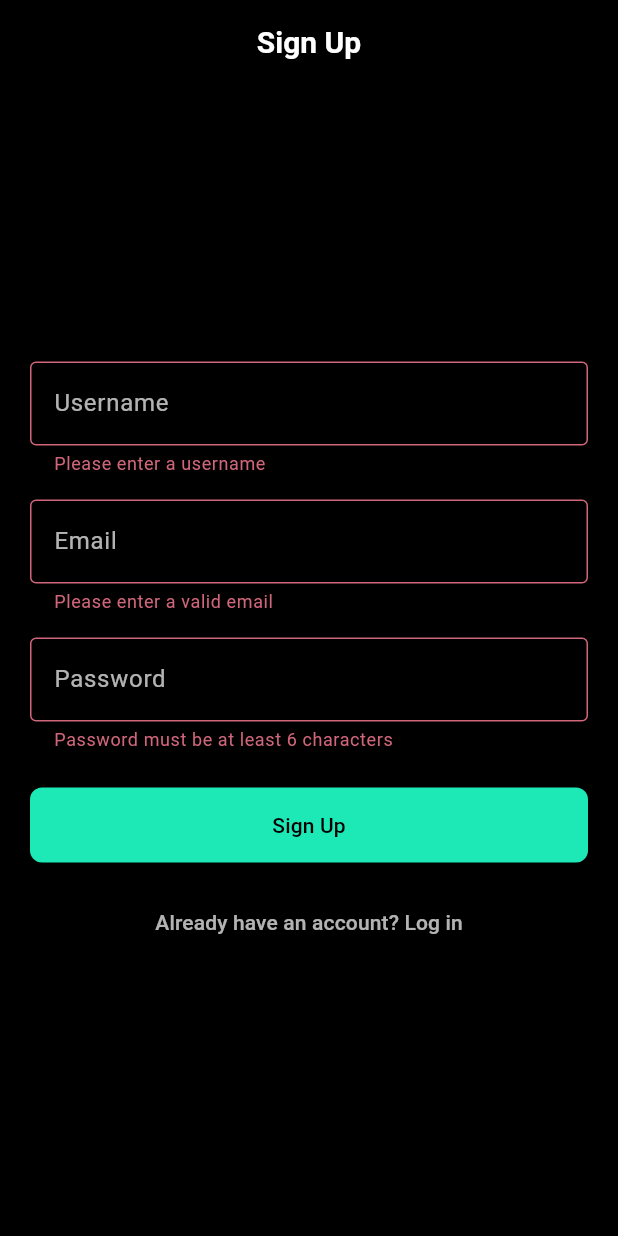
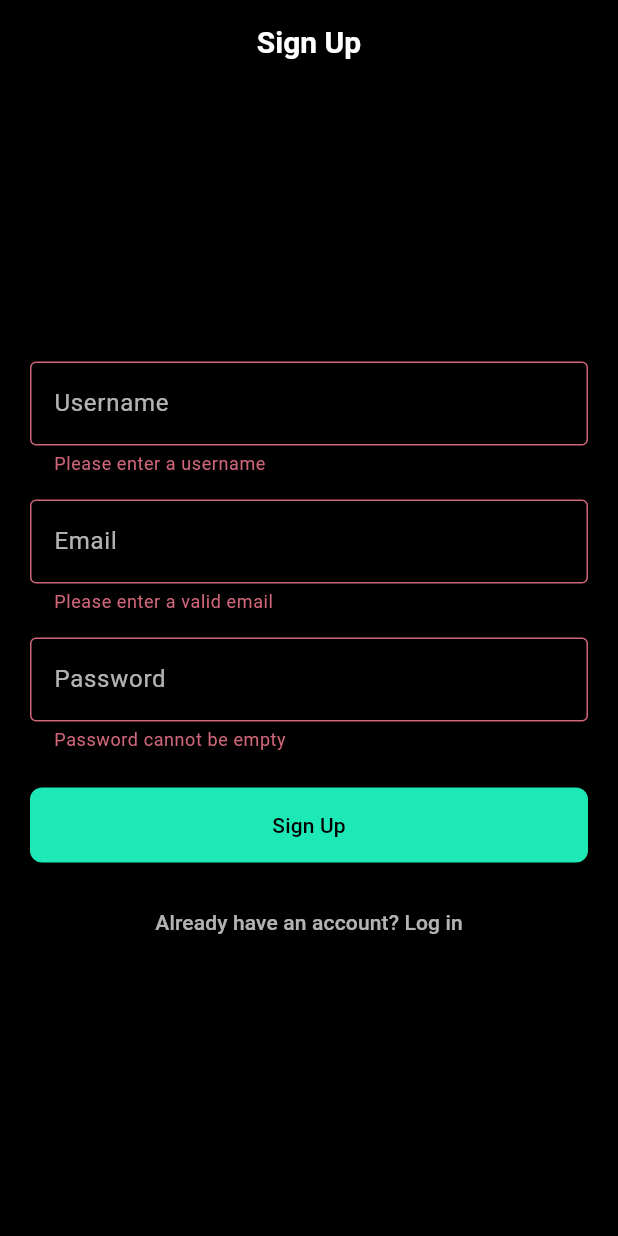
Before and after one commit to RepDuel/RepDuel, a Flutter app: the RegisterScreen screen opened by its route, after a tap on "Sign Up", on a phone screen of 412 x 824 dp. Run offline on Flutter 3.47's test engine with Material 3 defaults, Android fonts, the phone set to English and light mode, and no system bars; our stand-ins replace dio, fl_chart, flutter_dotenv, flutter_riverpod, flutter_svg, go_router and 4 more; missing offline and left inert: flutter_stripe, purchases_flutter; accounts and stored records are empty; project files that could hold a hidden picture were left out.

Commit message:
revert validator on password register

```diff
--- a/frontend/lib/features/auth/screens/register_screen.dart
+++ b/frontend/lib/features/auth/screens/register_screen.dart
@@ -152,8 +152,8 @@ class _RegisterScreenState extends ConsumerState<RegisterScreen> {
                     ),
                   ),
                   validator: (value) {
-                    if (value == null || value.length < 6) {
-                      return 'Password must be at least 6 characters';
+                    if (value == null || value.isEmpty) {
+                      return 'Password cannot be empty';
                     }
                     return null;
                   },
```
